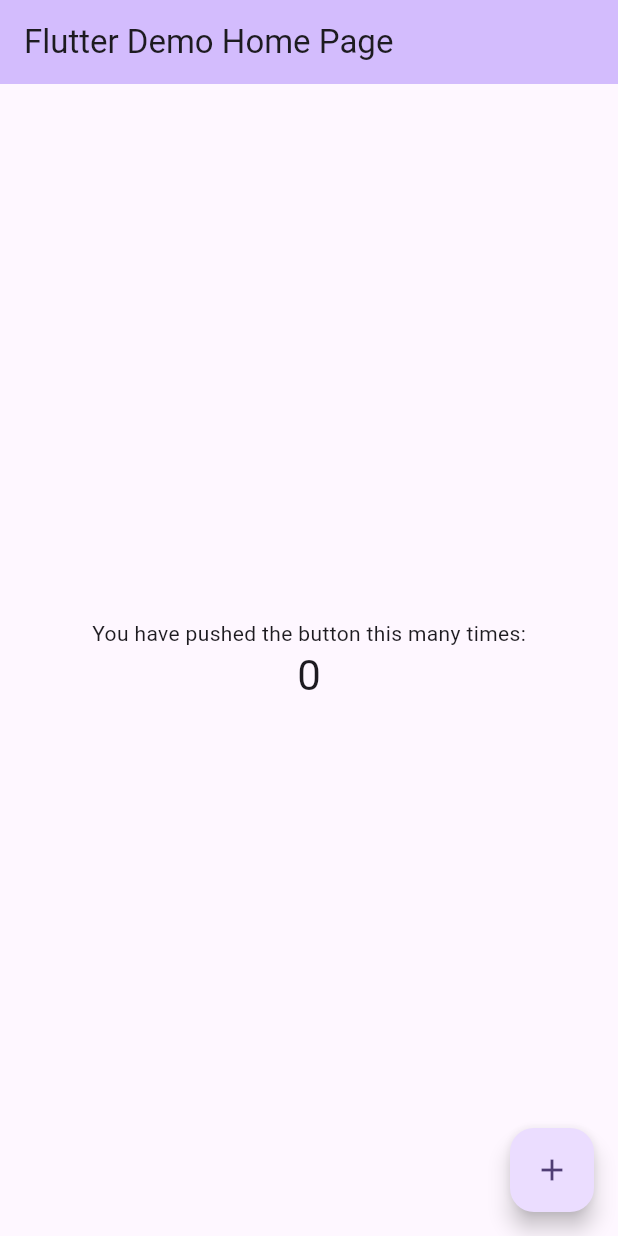
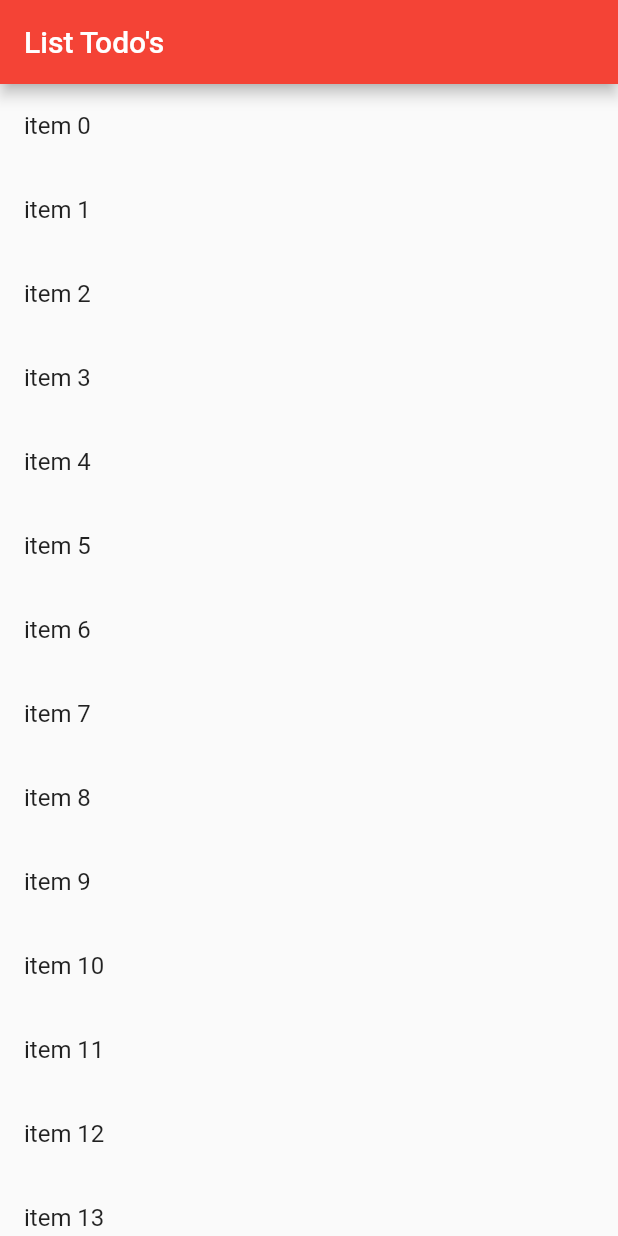
Before and after one commit to Edufreitass/todo_list, a Flutter app: the screen it shows after launch, on a phone screen of 412 x 824 dp. Run offline on Flutter 3.47's test engine with Material 2 defaults, Android fonts, the phone set to English and light mode, and no system bars.

Commit message:
feat(API): ListView.builder

```diff
--- a/lib/main.dart
+++ b/lib/main.dart
@@ -1,125 +1,19 @@
 import 'package:flutter/material.dart';
+import 'package:todo_list/src/home_page.dart';
 
 void main() {
-  runApp(const MyApp());
+  runApp(MyApp());
 }
 
 class MyApp extends StatelessWidget {
-  const MyApp({super.key});
-
-  // This widget is the root of your application.
   @override
   Widget build(BuildContext context) {
     return MaterialApp(
-      title: 'Flutter Demo',
+      title: 'FlutterDemo',
       theme: ThemeData(
-        // This is the theme of your application.
-        //
-        // TRY THIS: Try running your application with "flutter run". You'll see
-        // the application has a blue toolbar. Then, without quitting the app,
-        // try changing the seedColor in the colorScheme below to Colors.green
-        // and then invoke "hot reload" (save your changes or press the "hot
-        // reload" button in a Flutter-supported IDE, or press "r" if you used
-        // the command line to start the app).
-        //
-        // Notice that the counter didn't reset back to zero; the application
-        // state is not lost during the reload. To reset the state, use hot
-        // restart instead.
-        //
-        // This works for code too, not just values: Most code changes can be
-        // tested with just a hot reload.
-        colorScheme: ColorScheme.fromSeed(seedColor: Colors.deepPurple),
-        useMaterial3: true,
+        primarySwatch: Colors.red,
       ),
-      home: const MyHomePage(title: 'Flutter Demo Home Page'),
+      home: HomePage(),
     );
   }
 }
-
-class MyHomePage extends StatefulWidget {
-  const MyHomePage({super.key, required this.title});
-
-  // This widget is the home page of your application. It is stateful, meaning
-  // that it has a State object (defined below) that contains fields that affect
-  // how it looks.
-
-  // This class is the configuration for the state. It holds the values (in this
-  // case the title) provided by the parent (in this case the App widget) and
-  // used by the build method of the State. Fields in a Widget subclass are
-  // always marked "final".
-
-  final String title;
-
-  @override
-  State<MyHomePage> createState() => _MyHomePageState();
-}
-
-class _MyHomePageState extends State<MyHomePage> {
-  int _counter = 0;
-
-  void _incrementCounter() {
-    setState(() {
-      // This call to setState tells the Flutter framework that something has
-      // changed in this State, which causes it to rerun the build method below
-      // so that the display can reflect the updated values. If we changed
-      // _counter without calling setState(), then the build method would not be
-      // called again, and so nothing would appear to happen.
-      _counter++;
-    });
-  }
-
-  @override
-  Widget build(BuildContext context) {
-    // This method is rerun every time setState is called, for instance as done
-    // by the _incrementCounter method above.
-    //
-    // The Flutter framework has been optimized to make rerunning build methods
-    // fast, so that you can just rebuild anything that needs updating rather
-    // than having to individually change instances of widgets.
-    return Scaffold(
-      appBar: AppBar(
-        // TRY THIS: Try changing the color here to a specific color (to
-        // Colors.amber, perhaps?) and trigger a hot reload to see the AppBar
-        // change color while the other colors stay the same.
-        backgroundColor: Theme.of(context).colorScheme.inversePrimary,
-        // Here we take the value from the MyHomePage object that was created by
-        // the App.build method, and use it to set our appbar title.
-        title: Text(widget.title),
-      ),
-      body: Center(
-        // Center is a layout widget. It takes a single child and positions it
-        // in the middle of the parent.
-        child: Column(
-          // Column is also a layout widget. It takes a list of children and
-          // arranges them vertically. By default, it sizes itself to fit its
-          // children horizontally, and tries to be as tall as its parent.
-          //
-          // Column has various properties to control how it sizes itself and
-          // how it positions its children. Here we use mainAxisAlignment to
-          // center the children vertically; the main axis here is the vertical
-          // axis because Columns are vertical (the cross axis would be
-          // horizontal).
-          //
-          // TRY THIS: Invoke "debug painting" (choose the "Toggle Debug Paint"
-          // action in the IDE, or press "p" in the console), to see the
-          // wireframe for each widget.
-          mainAxisAlignment: MainAxisAlignment.center,
-          children: <Widget>[
-            const Text(
-              'You have pushed the button this many times:',
-            ),
-            Text(
-              '$_counter',
-              style: Theme.of(context).textTheme.headlineMedium,
-            ),
-          ],
-        ),
-      ),
-      floatingActionButton: FloatingActionButton(
-        onPressed: _incrementCounter,
-        tooltip: 'Increment',
-        child: const Icon(Icons.add),
-      ), // This trailing comma makes auto-formatting nicer for build methods.
-    );
-  }
-}
--- /dev/null
+++ b/lib/src/home_page.dart
@@ -0,0 +1,20 @@
+import 'package:flutter/material.dart';
+
+class HomePage extends StatelessWidget {
+  @override
+  Widget build(BuildContext context) {
+    return Scaffold(
+      appBar: AppBar(
+        title: Text('List Todo\'s'),
+      ),
+      body: ListView.builder(
+        itemCount: 20,
+        itemBuilder: (context, index) {
+          return ListTile(
+            title: Text('item $index'),
+          );
+        },
+      ),
+    );
+  }
+}
```
